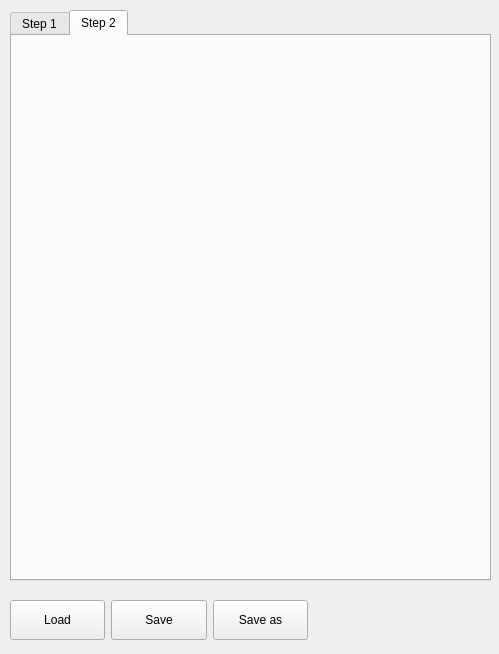
First picture: the form in plugin/mics_geocode_plugin_dialog.ui, repository unicef-drp/mics-geocoding, before the edit.
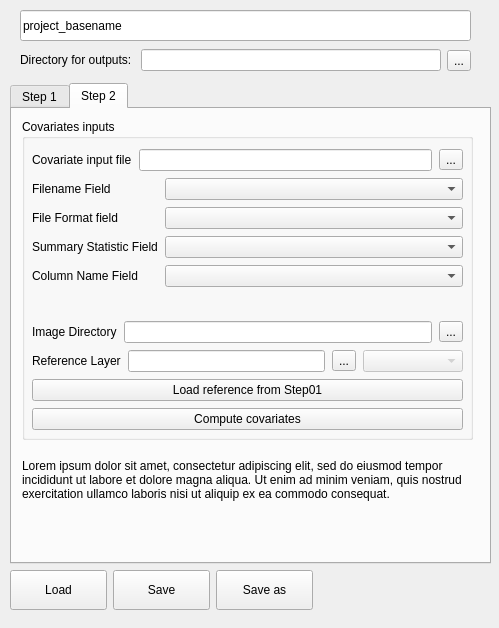
Second picture: the form after the edit. The open tabs and pages were chosen to show the change.

Commit message: Step02 in the plugin

```diff
--- a/plugin/mics_geocode_plugin_dialog.ui
+++ b/plugin/mics_geocode_plugin_dialog.ui
@@ -7,7 +7,7 @@
     <x>0</x>
     <y>0</y>
     <width>499</width>
-    <height>654</height>
+    <height>628</height>
    </rect>
   </property>
   <property name="windowTitle">
@@ -17,9 +17,9 @@
    <property name="geometry">
     <rect>
      <x>10</x>
-     <y>10</y>
+     <y>83</y>
      <width>481</width>
-     <height>571</height>
+     <height>481</height>
     </rect>
    </property>
    <layout class="QVBoxLayout" name="verticalLayout">
@@ -34,7 +34,7 @@
       <property name="minimumSize">
        <size>
         <width>0</width>
-        <height>550</height>
+        <height>400</height>
        </size>
       </property>
       <property name="currentIndex">
@@ -47,64 +47,6 @@
        <attribute name="title">
         <string>Step 1</string>
        </attribute>
-       <widget class="QLineEdit" name="basenameLineEdit">
-        <property name="geometry">
-         <rect>
-          <x>10</x>
-          <y>10</y>
-          <width>451</width>
-          <height>31</height>
-         </rect>
-        </property>
-        <property name="text">
-         <string>project_basename</string>
-        </property>
-       </widget>
-       <widget class="QWidget" name="layoutWidget">
-        <property name="geometry">
-         <rect>
-          <x>10</x>
-          <y>50</y>
-          <width>451</width>
-          <height>41</height>
-         </rect>
-        </property>
-        <layout class="QHBoxLayout" name="horizontalLayout_3">
-         <item>
-          <widget class="QLabel" name="label">
-           <property name="sizePolicy">
-            <sizepolicy hsizetype="Maximum" vsizetype="Maximum">
-             <horstretch>0</horstretch>
-             <verstretch>0</verstretch>
-            </sizepolicy>
-           </property>
-           <property name="text">
-            <string>Directory for outputs: </string>
-           </property>
-          </widget>
-         </item>
-         <item>
-          <widget class="QLineEdit" name="outputDirLineEdit">
-           <property name="sizePolicy">
-            <sizepolicy hsizetype="Expanding" vsizetype="Fixed">
-             <horstretch>0</horstretch>
-             <verstretch>0</verstretch>
-            </sizepolicy>
-           </property>
-           <property name="text">
-            <string/>
-           </property>
-          </widget>
-         </item>
-         <item>
-          <widget class="QToolButton" name="outputDirToolButton">
-           <property name="text">
-            <string>...</string>
-           </property>
-          </widget>
-         </item>
-        </layout>
-       </widget>
        <widget class="QGroupBox" name="groupBoxCentroid">
         <property name="geometry">
          <rect>
@@ -392,6 +334,259 @@
        <attribute name="title">
         <string>Step 2</string>
        </attribute>
+       <widget class="QGroupBox" name="groupBoxCentroid_2">
+        <property name="geometry">
+         <rect>
+          <x>10</x>
+          <y>10</y>
+          <width>451</width>
+          <height>321</height>
+         </rect>
+        </property>
+        <property name="sizePolicy">
+         <sizepolicy hsizetype="Preferred" vsizetype="Maximum">
+          <horstretch>0</horstretch>
+          <verstretch>0</verstretch>
+         </sizepolicy>
+        </property>
+        <property name="minimumSize">
+         <size>
+          <width>0</width>
+          <height>0</height>
+         </size>
+        </property>
+        <property name="title">
+         <string>Covariates inputs</string>
+        </property>
+        <property name="flat">
+         <bool>false</bool>
+        </property>
+        <widget class="QWidget" name="verticalLayoutWidget_5">
+         <property name="geometry">
+          <rect>
+           <x>0</x>
+           <y>20</y>
+           <width>451</width>
+           <height>301</height>
+          </rect>
+         </property>
+         <layout class="QVBoxLayout" name="verticalLayout_5">
+          <property name="spacing">
+           <number>7</number>
+          </property>
+          <property name="leftMargin">
+           <number>10</number>
+          </property>
+          <property name="topMargin">
+           <number>10</number>
+          </property>
+          <property name="rightMargin">
+           <number>10</number>
+          </property>
+          <property name="bottomMargin">
+           <number>10</number>
+          </property>
+          <item>
+           <layout class="QHBoxLayout" name="horizontalLayoutCSF_2">
+            <property name="sizeConstraint">
+             <enum>QLayout::SetMaximumSize</enum>
+            </property>
+            <item>
+             <widget class="QLabel" name="covinputsSourceFileLabel">
+              <property name="sizePolicy">
+               <sizepolicy hsizetype="Preferred" vsizetype="Maximum">
+                <horstretch>0</horstretch>
+                <verstretch>0</verstretch>
+               </sizepolicy>
+              </property>
+              <property name="text">
+               <string>Covariate input file</string>
+              </property>
+             </widget>
+            </item>
+            <item>
+             <widget class="QLineEdit" name="covinputsSourceFileLineEdit"/>
+            </item>
+            <item>
+             <widget class="QToolButton" name="covinputsSourceFileToolButton">
+              <property name="text">
+               <string>...</string>
+              </property>
+             </widget>
+            </item>
+           </layout>
+          </item>
+          <item>
+           <layout class="QFormLayout" name="formLayout_4">
+            <item row="0" column="0">
+             <widget class="QLabel" name="filenameFieldLabel">
+              <property name="text">
+               <string>Filename Field</string>
+              </property>
+             </widget>
+            </item>
+            <item row="0" column="1">
+             <widget class="QComboBox" name="filenameFieldComboBox"/>
+            </item>
+            <item row="1" column="0">
+             <widget class="QLabel" name="fileformatFieldLabel">
+              <property name="text">
+               <string>File Format field</string>
+              </property>
+             </widget>
+            </item>
+            <item row="1" column="1">
+             <widget class="QComboBox" name="fileformatFieldComboBox"/>
+            </item>
+            <item row="2" column="0">
+             <widget class="QLabel" name="sumstatFieldLabel">
+              <property name="text">
+               <string>Summary Statistic Field</string>
+              </property>
+             </widget>
+            </item>
+            <item row="2" column="1">
+             <widget class="QComboBox" name="sumstatFieldComboBox"/>
+            </item>
+            <item row="3" column="0">
+             <widget class="QLabel" name="columnnameFieldLabel">
+              <property name="text">
+               <string>Column Name Field</string>
+              </property>
+             </widget>
+            </item>
+            <item row="3" column="1">
+             <widget class="QComboBox" name="columnnameFieldComboBox"/>
+            </item>
+           </layout>
+          </item>
+          <item>
+           <layout class="QHBoxLayout" name="horizontalLayoutCSF_3">
+            <property name="sizeConstraint">
+             <enum>QLayout::SetDefaultConstraint</enum>
+            </property>
+            <item>
+             <widget class="QLabel" name="imagesSourceFileLabel">
+              <property name="sizePolicy">
+               <sizepolicy hsizetype="Preferred" vsizetype="Maximum">
+                <horstretch>0</horstretch>
+                <verstretch>0</verstretch>
+               </sizepolicy>
+              </property>
+              <property name="text">
+               <string>Image Directory</string>
+              </property>
+             </widget>
+            </item>
+            <item>
+             <widget class="QLineEdit" name="imagesSourceFileLineEdit"/>
+            </item>
+            <item>
+             <widget class="QToolButton" name="imagesSourceFileToolButton">
+              <property name="text">
+               <string>...</string>
+              </property>
+             </widget>
+            </item>
+           </layout>
+          </item>
+          <item>
+           <layout class="QHBoxLayout" name="horizontalLayoutRL_2">
+            <property name="sizeConstraint">
+             <enum>QLayout::SetNoConstraint</enum>
+            </property>
+            <property name="leftMargin">
+             <number>0</number>
+            </property>
+            <property name="topMargin">
+             <number>0</number>
+            </property>
+            <item>
+             <widget class="QLabel" name="covrefLayerLabel">
+              <property name="sizePolicy">
+               <sizepolicy hsizetype="Preferred" vsizetype="Maximum">
+                <horstretch>0</horstretch>
+                <verstretch>0</verstretch>
+               </sizepolicy>
+              </property>
+              <property name="text">
+               <string>Reference Layer</string>
+              </property>
+             </widget>
+            </item>
+            <item>
+             <widget class="QLineEdit" name="covrefLayerLineEdit"/>
+            </item>
+            <item>
+             <widget class="QToolButton" name="covrefLayerToolButton">
+              <property name="text">
+               <string>...</string>
+              </property>
+             </widget>
+            </item>
+            <item>
+             <widget class="QComboBox" name="covrefLayerFieldCombobox">
+              <property name="enabled">
+               <bool>false</bool>
+              </property>
+              <property name="sizePolicy">
+               <sizepolicy hsizetype="Fixed" vsizetype="Maximum">
+                <horstretch>0</horstretch>
+                <verstretch>0</verstretch>
+               </sizepolicy>
+              </property>
+              <property name="minimumSize">
+               <size>
+                <width>100</width>
+                <height>0</height>
+               </size>
+              </property>
+             </widget>
+            </item>
+           </layout>
+          </item>
+          <item>
+           <widget class="QPushButton" name="loadCovrefFromStep01">
+            <property name="text">
+             <string>Load reference from Step01</string>
+            </property>
+           </widget>
+          </item>
+          <item>
+           <widget class="QPushButton" name="computeCovariatesButton">
+            <property name="minimumSize">
+             <size>
+              <width>0</width>
+              <height>0</height>
+             </size>
+            </property>
+            <property name="text">
+             <string>Compute covariates</string>
+            </property>
+           </widget>
+          </item>
+         </layout>
+        </widget>
+       </widget>
+       <widget class="QLabel" name="label_2">
+        <property name="geometry">
+         <rect>
+          <x>10</x>
+          <y>350</y>
+          <width>451</width>
+          <height>91</height>
+         </rect>
+        </property>
+        <property name="text">
+         <string>Lorem ipsum dolor sit amet, consectetur adipiscing elit, sed do eiusmod tempor incididunt ut labore et dolore magna aliqua. Ut enim ad minim veniam, quis nostrud exercitation ullamco laboris nisi ut aliquip ex ea commodo consequat.</string>
+        </property>
+        <property name="alignment">
+         <set>Qt::AlignLeading|Qt::AlignLeft|Qt::AlignTop</set>
+        </property>
+        <property name="wordWrap">
+         <bool>true</bool>
+        </property>
+       </widget>
       </widget>
      </widget>
     </item>
@@ -401,8 +596,8 @@
    <property name="geometry">
     <rect>
      <x>10</x>
-     <y>600</y>
-     <width>481</width>
+     <y>570</y>
+     <width>486</width>
      <height>51</height>
     </rect>
    </property>
@@ -506,6 +701,64 @@
     </item>
    </layout>
   </widget>
+  <widget class="QLineEdit" name="basenameLineEdit">
+   <property name="geometry">
+    <rect>
+     <x>20</x>
+     <y>10</y>
+     <width>451</width>
+     <height>31</height>
+    </rect>
+   </property>
+   <property name="text">
+    <string>project_basename</string>
+   </property>
+  </widget>
+  <widget class="QWidget" name="layoutWidget_2">
+   <property name="geometry">
+    <rect>
+     <x>20</x>
+     <y>40</y>
+     <width>451</width>
+     <height>41</height>
+    </rect>
+   </property>
+   <layout class="QHBoxLayout" name="horizontalLayout_3">
+    <item>
+     <widget class="QLabel" name="label">
+      <property name="sizePolicy">
+       <sizepolicy hsizetype="Maximum" vsizetype="Maximum">
+        <horstretch>0</horstretch>
+        <verstretch>0</verstretch>
+       </sizepolicy>
+      </property>
+      <property name="text">
+       <string>Directory for outputs: </string>
+      </property>
+     </widget>
+    </item>
+    <item>
+     <widget class="QLineEdit" name="outputDirLineEdit">
+      <property name="sizePolicy">
+       <sizepolicy hsizetype="Expanding" vsizetype="Fixed">
+        <horstretch>0</horstretch>
+        <verstretch>0</verstretch>
+       </sizepolicy>
+      </property>
+      <property name="text">
+       <string/>
+      </property>
+     </widget>
+    </item>
+    <item>
+     <widget class="QToolButton" name="outputDirToolButton">
+      <property name="text">
+       <string>...</string>
+      </property>
+     </widget>
+    </item>
+   </layout>
+  </widget>
  </widget>
  <resources/>
  <connections/>
```
Left out of the diff: 6 changed lines with no effect on the pictures. The commit also changes 11 other files.
